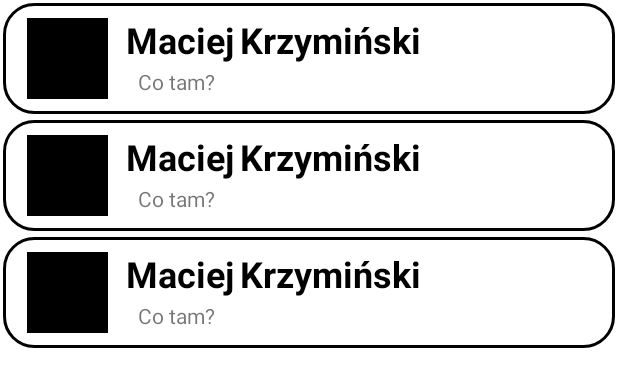
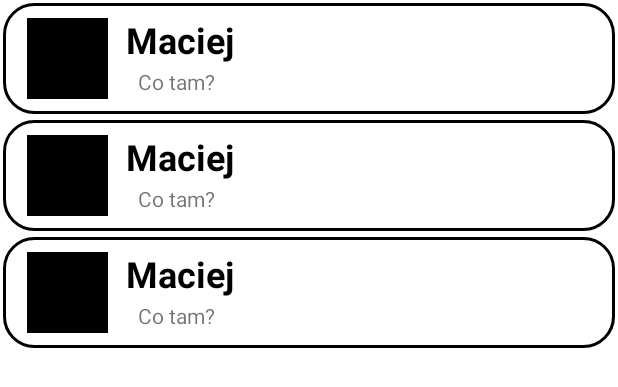
Before and after one commit to maciulski11/ChatJet, an Android app: the layout fragment_users.xml on its own in the app's theme, with its tools: preview values and no code run, on a phone screen of 412 x 824 dp. Shown: the top 387 px of the screen. Run offline under Robolectric (Android 15) with nearby library versions, the light colour scheme and no system bars.

Commit message:
load users list

```diff
--- a/app/src/main/res/layout/fragment_login.xml
+++ b/app/src/main/res/layout/fragment_login.xml
@@ -3,7 +3,8 @@
     android:layout_width="match_parent"
     android:layout_height="match_parent"
     xmlns:app="http://schemas.android.com/apk/res-auto"
-    xmlns:tools="http://schemas.android.com/tools">
+    xmlns:tools="http://schemas.android.com/tools"
+    tools:context=".ui.activity.MainActivity">
 
     <TextView
         android:id="@+id/textView"
--- a/app/src/main/res/layout/fragment_users.xml
+++ b/app/src/main/res/layout/fragment_users.xml
@@ -3,8 +3,7 @@
     xmlns:app="http://schemas.android.com/apk/res-auto"
     xmlns:tools="http://schemas.android.com/tools"
     android:layout_width="match_parent"
-    android:layout_height="match_parent"
-    tools:context=".ui.activity.MainActivity">
+    android:layout_height="match_parent">
 
     <androidx.recyclerview.widget.RecyclerView
         android:id="@+id/usersRecyclerView"
--- a/app/src/main/res/layout/item_user.xml
+++ b/app/src/main/res/layout/item_user.xml
@@ -32,19 +32,6 @@
         app:layout_constraintTop_toTopOf="parent" />
 
     <TextView
-        android:id="@+id/surname"
-        android:layout_width="wrap_content"
-        android:layout_height="wrap_content"
-        android:layout_marginTop="8dp"
-        android:layout_marginStart="4dp"
-        android:text="Krzymiński"
-        android:textColor="@color/black"
-        android:textSize="24sp"
-        android:textStyle="bold"
-        app:layout_constraintStart_toEndOf="@+id/name"
-        app:layout_constraintTop_toTopOf="parent" />
-
-    <TextView
         android:id="@+id/lastMessage"
         android:layout_width="wrap_content"
         android:layout_height="wrap_content"
--- a/app/src/main/res/navigation/navigation_main.xml
+++ b/app/src/main/res/navigation/navigation_main.xml
@@ -10,6 +10,9 @@
         android:label="LoginFragment" >
 
 
+        <action
+            android:id="@+id/action_loginFragment_to_usersFragment"
+            app:destination="@id/usersFragment" />
     </fragment>
     <fragment
         android:id="@+id/chatFragment"
```
Also changed, not shown: app/src/main/java/com/example/chatjet/data/model/User.kt (+6 -2 lines), app/src/main/java/com/example/chatjet/services/FirebaseRepository.kt (added, +60 -0 lines), app/src/main/java/com/example/chatjet/ui/adapter/UsersAdapter.kt (+33 -1 lines), app/src/main/java/com/example/chatjet/ui/screen/LoginFragment.kt (+44 -3 lines), app/src/main/java/com/example/chatjet/ui/screen/UsersFragment.kt (+31 -0 lines), app/src/main/java/com/example/chatjet/view_model/MainViewModel.kt (added, +19 -0 lines).
